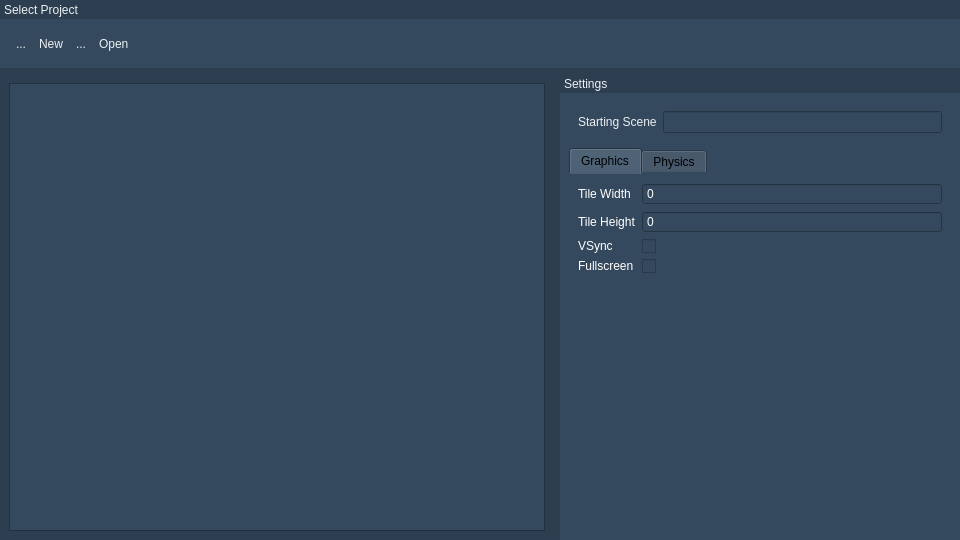
Qt form bin/ProjectEditor.ui (Tristeon/Tristeon) before a commit.
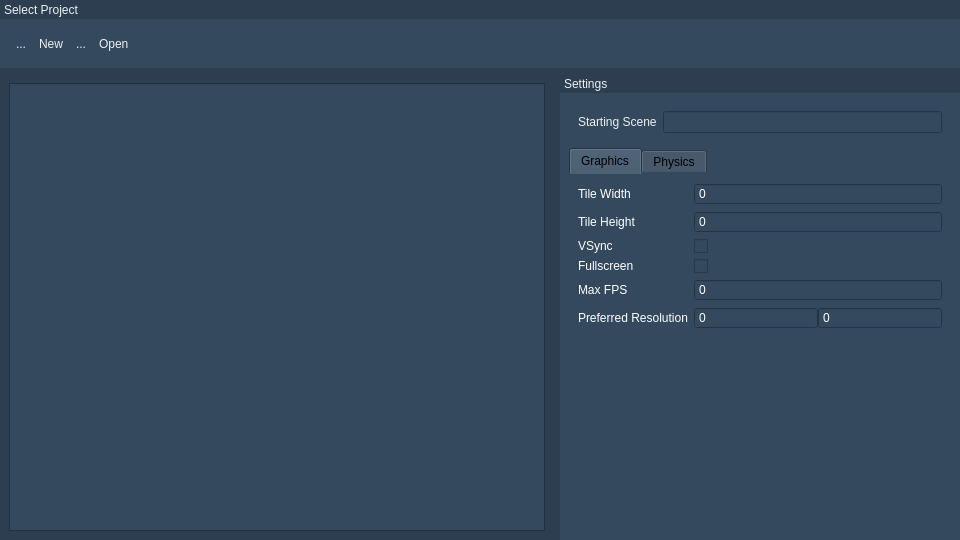
The same form after that commit. Icons and pictures are not drawn.

The edit to the form file:
```diff
--- a/bin/ProjectEditor.ui
+++ b/bin/ProjectEditor.ui
@@ -685,7 +685,7 @@
    <property name="minimumSize">
     <size>
      <width>400</width>
-     <height>267</height>
+     <height>275</height>
     </size>
    </property>
    <property name="maximumSize">
@@ -856,6 +856,86 @@
                  </property>
                 </widget>
                </item>
+               <item row="4" column="1">
+                <widget class="QSpinBox" name="fps_field">
+                 <property name="frame">
+                  <bool>true</bool>
+                 </property>
+                 <property name="buttonSymbols">
+                  <enum>QAbstractSpinBox::NoButtons</enum>
+                 </property>
+                 <property name="keyboardTracking">
+                  <bool>true</bool>
+                 </property>
+                 <property name="maximum">
+                  <number>16777215</number>
+                 </property>
+                 <property name="singleStep">
+                  <number>0</number>
+                 </property>
+                </widget>
+               </item>
+               <item row="4" column="0">
+                <widget class="QLabel" name="fps">
+                 <property name="text">
+                  <string>Max FPS</string>
+                 </property>
+                </widget>
+               </item>
+               <item row="5" column="0">
+                <widget class="QLabel" name="resolution">
+                 <property name="text">
+                  <string>Preferred Resolution</string>
+                 </property>
+                </widget>
+               </item>
+               <item row="5" column="1">
+                <widget class="QWidget" name="resolution_field" native="true">
+                 <layout class="QHBoxLayout" name="horizontalLayout_2">
+                  <property name="spacing">
+                   <number>0</number>
+                  </property>
+                  <property name="leftMargin">
+                   <number>0</number>
+                  </property>
+                  <property name="topMargin">
+                   <number>0</number>
+                  </property>
+                  <property name="rightMargin">
+                   <number>0</number>
+                  </property>
+                  <property name="bottomMargin">
+                   <number>0</number>
+                  </property>
+                  <item>
+                   <widget class="QSpinBox" name="resolution_field_width">
+                    <property name="buttonSymbols">
+                     <enum>QAbstractSpinBox::NoButtons</enum>
+                    </property>
+                    <property name="maximum">
+                     <number>16777215</number>
+                    </property>
+                    <property name="singleStep">
+                     <number>0</number>
+                    </property>
+                   </widget>
+                  </item>
+                  <item>
+                   <widget class="QSpinBox" name="resolution_field_height">
+                    <property name="buttonSymbols">
+                     <enum>QAbstractSpinBox::NoButtons</enum>
+                    </property>
+                    <property name="maximum">
+                     <number>16777215</number>
+                    </property>
+                    <property name="singleStep">
+                     <number>0</number>
+                    </property>
+                   </widget>
+                  </item>
+                 </layout>
+                </widget>
+               </item>
               </layout>
              </widget>
             </item>
```
